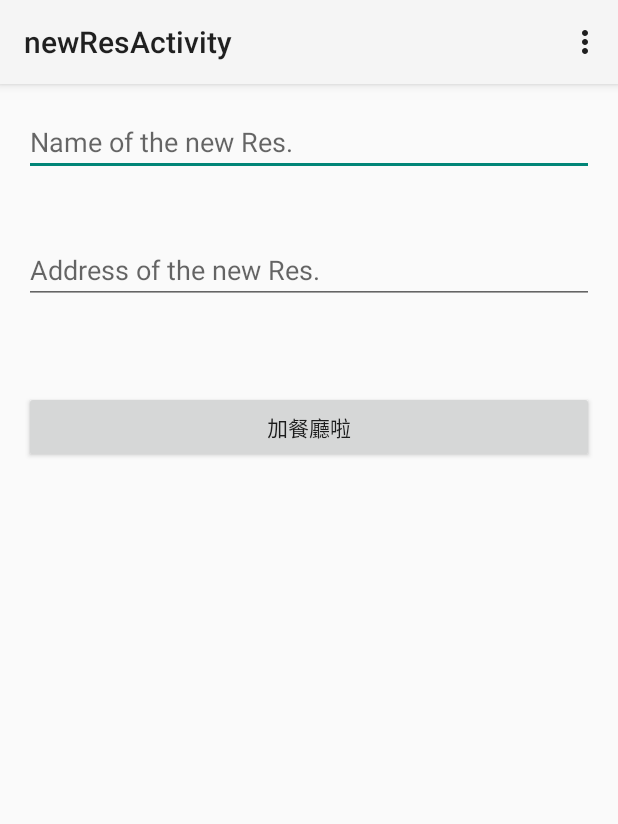
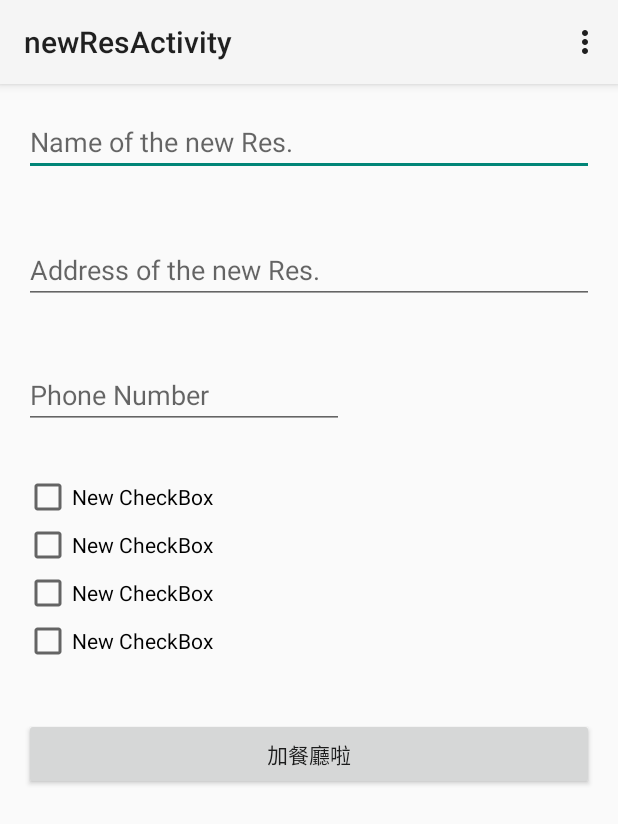
Before and after one commit to yaya0805/What_to_Eat, an Android app: the newResActivity screen opened directly, with no data from a screen before it, on a phone screen of 412 x 824 dp. Shown: the top 824 px of the screen. Run offline under Robolectric (Android 15) with nearby library versions, the phone set to English and light mode, and no system bars.

Commit message:
i forgot to add all again ..

```diff
--- a/app/src/main/res/layout/activity_new_res.xml
+++ b/app/src/main/res/layout/activity_new_res.xml
@@ -10,7 +10,7 @@
         android:layout_width="wrap_content"
         android:layout_height="wrap_content"
         android:hint="Name of the new Res."
-        android:id="@+id/newResNameText"
+        android:id="@+id/NameText"
         android:layout_alignParentTop="true"
         android:layout_alignParentLeft="true"
         android:layout_alignParentStart="true"
@@ -20,24 +20,73 @@
     <EditText
         android:layout_width="wrap_content"
         android:layout_height="wrap_content"
-        android:id="@+id/newResAdrText"
+        android:id="@+id/AdrText"
         android:hint="Address of the new Res."
-        android:layout_below="@+id/newResNameText"
+        android:layout_below="@+id/NameText"
         android:layout_marginTop="40dp"
         android:layout_alignParentLeft="true"
         android:layout_alignParentStart="true"
-        android:layout_alignRight="@+id/newResNameText"
-        android:layout_alignEnd="@+id/newResNameText" />
+        android:layout_alignRight="@+id/NameText"
+        android:layout_alignEnd="@+id/NameText" />
 
     <Button
         android:layout_width="wrap_content"
         android:layout_height="wrap_content"
         android:text="加餐廳啦"
         android:id="@+id/addNewResBtn"
-        android:layout_below="@+id/newResAdrText"
-        android:layout_marginTop="58dp"
-        android:layout_alignRight="@+id/newResAdrText"
-        android:layout_alignEnd="@+id/newResAdrText"
+        android:layout_below="@+id/checkBox4"
+        android:layout_alignParentLeft="true"
+        android:layout_alignParentStart="true"
+        android:layout_marginTop="35dp"
+        android:layout_alignRight="@+id/AdrText"
+        android:layout_alignEnd="@+id/AdrText" />
+
+    <EditText
+        android:layout_width="wrap_content"
+        android:layout_height="wrap_content"
+        android:inputType="phone"
+        android:ems="10"
+        android:hint="Phone Number"
+        android:id="@+id/phoneText"
+        android:layout_marginTop="38dp"
+        android:layout_below="@+id/AdrText"
+        android:layout_alignParentLeft="true"
+        android:layout_alignParentStart="true" />
+
+    <CheckBox
+        android:layout_width="wrap_content"
+        android:layout_height="wrap_content"
+        android:text="New CheckBox"
+        android:id="@+id/checkBox"
+        android:layout_below="@+id/phoneText"
+        android:layout_alignParentLeft="true"
+        android:layout_alignParentStart="true"
+        android:layout_marginTop="29dp" />
+
+    <CheckBox
+        android:layout_width="wrap_content"
+        android:layout_height="wrap_content"
+        android:text="New CheckBox"
+        android:id="@+id/checkBox2"
+        android:layout_below="@+id/checkBox"
+        android:layout_alignParentLeft="true"
+        android:layout_alignParentStart="true" />
+
+    <CheckBox
+        android:layout_width="wrap_content"
+        android:layout_height="wrap_content"
+        android:text="New CheckBox"
+        android:id="@+id/checkBox3"
+        android:layout_below="@+id/checkBox2"
+        android:layout_alignParentLeft="true"
+        android:layout_alignParentStart="true" />
+
+    <CheckBox
+        android:layout_width="wrap_content"
+        android:layout_height="wrap_content"
+        android:text="New CheckBox"
+        android:id="@+id/checkBox4"
+        android:layout_below="@+id/checkBox3"
         android:layout_alignParentLeft="true"
         android:layout_alignParentStart="true" />
 
```
Also changed, not shown: app/src/main/java/com/example/user/wteproject/newResActivity.java (+44 -0 lines), app/src/main/java/domain/Restaurant.java (+29 -2 lines).
